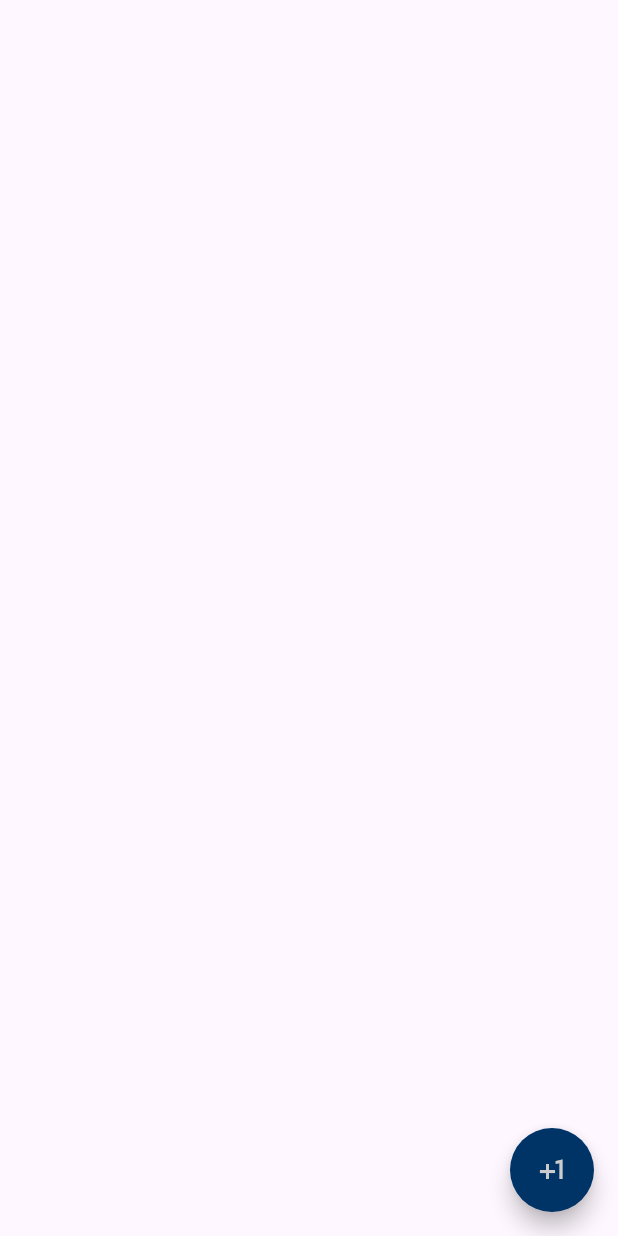
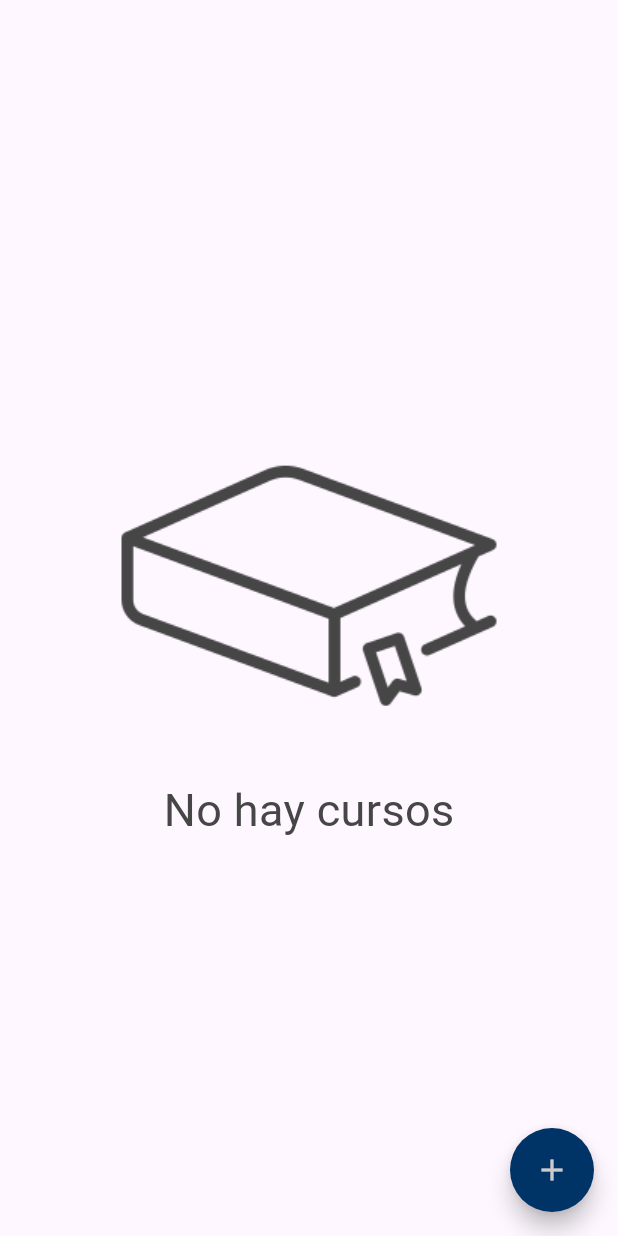
Before and after one commit to Yhiriend/recdat, a Flutter app: the AttendanceView screen opened directly, on a phone screen of 412 x 824 dp. Run offline on Flutter 3.47's test engine with Material 3 defaults, Android fonts, the phone set to English and light mode, and no system bars; drawn by our look-alikes of flutter_speed_dial; our stand-ins replace cloud_firestore, file_picker, firebase_auth, firebase_core, firebase_storage, google_nav_bar and 3 more; missing offline and left inert: flutter_pdfview; accounts and stored records are empty.

Commit message:
:sparkles: attendance: list non-attendace, sync user data, can edit with interval

```diff
--- a/lib/modules/attendance/views/attendance.view.dart
+++ b/lib/modules/attendance/views/attendance.view.dart
@@ -1,6 +1,10 @@
 import 'package:flutter/material.dart';
 import 'package:flutter_speed_dial/flutter_speed_dial.dart';
+import 'package:provider/provider.dart';
+import 'package:recdat/modules/attendance/model/attendance.model.dart';
+import 'package:recdat/modules/attendance/widgets/card_attendance.widget.dart';
 import 'package:recdat/modules/attendance/widgets/modal_create_attendance.widget.dart';
+import 'package:recdat/providers/auth.providers.dart';
 import 'package:recdat/shared/global-styles/recdat.styles.dart';
 
 class AttendanceView extends StatefulWidget {
@@ -13,9 +17,55 @@ class AttendanceView extends StatefulWidget {
 class _AttendanceViewState extends State<AttendanceView> {
   @override
   Widget build(BuildContext context) {
+    final authProvider = Provider.of<AuthProvider>(context, listen: false);
+    print("USER ATTENDANCES: ${authProvider.user?.attendances}");
     return Scaffold(
+      body: Padding(
+        padding: const EdgeInsets.symmetric(horizontal: 10.0, vertical: 10.0),
+        child: Consumer<AuthProvider>(
+          builder: (context, authProvider, child) {
+            if (authProvider.isLoading) {
+              return const Center(
+                  child: CircularProgressIndicator(
+                color: RecdatStyles.whiteColor,
+              ));
+            }
+
+            if (authProvider.user == null) {
+              return Center(
+                child: Column(
+                  mainAxisAlignment: MainAxisAlignment.center,
+                  mainAxisSize: MainAxisSize.max,
+                  children: [
+                    ColorFiltered(
+                      colorFilter: const ColorFilter.mode(
+                          RecdatStyles.darkTextColor, BlendMode.srcIn),
+                      child: Image.asset('assets/images/book.png'),
+                    ),
+                    const Text(
+                      "No hay cursos",
+                      style: TextStyle(
+                          color: RecdatStyles.darkTextColor, fontSize: 30),
+                    ),
+                  ],
+                ),
+              );
+            }
+            return ListView.builder(
+              itemCount: authProvider.user?.attendances?.length,
+              itemBuilder: (context, index) {
+                final attendance = authProvider.user?.attendances![index];
+                return CardAttendanceWidget(
+                  isAttendance: attendance?.type == "ATTENDANCE",
+                  attendance: attendance!,
+                );
+              },
+            );
+          },
+        ),
+      ),
       floatingActionButton: SpeedDial(
-        icon: Icons.plus_one,
+        icon: Icons.add,
         backgroundColor: RecdatStyles.blueDarkColor,
         foregroundColor: RecdatStyles.defaultTextColor,
         overlayColor: RecdatStyles.blueDarkColor,
--- a/lib/shared/global-styles/recdat.styles.dart
+++ b/lib/shared/global-styles/recdat.styles.dart
@@ -22,7 +22,13 @@ class RecdatStyles {
   static const Color opaquePrimaryBackgroundColor =
       Color.fromARGB(78, 0, 128, 255);
 
+  static const Color opaqueGrayBackgroundColor =
+      Color.fromARGB(78, 122, 122, 122);
+
   static const Color opaquePrimaryForegroundColor = Color(0xFF0080ff);
+
+  static const Color opaqueGrayForegroundColor =
+      Color.fromARGB(255, 128, 128, 128);
 
   static const Color textFieldColorBlue = Color.fromARGB(47, 0, 128, 255);
   static const Color textFieldColorGray = Color.fromARGB(131, 216, 216, 216);
```
Also changed, not shown: lib/modules/attendance/widgets/card_attendance.widget.dart (+51 -43 lines), lib/modules/attendance/widgets/modal_create_attendance.widget.dart (+2 -21 lines), lib/providers/auth.providers.dart (+17 -0 lines), lib/views/home.view.dart (+9 -0 lines).
